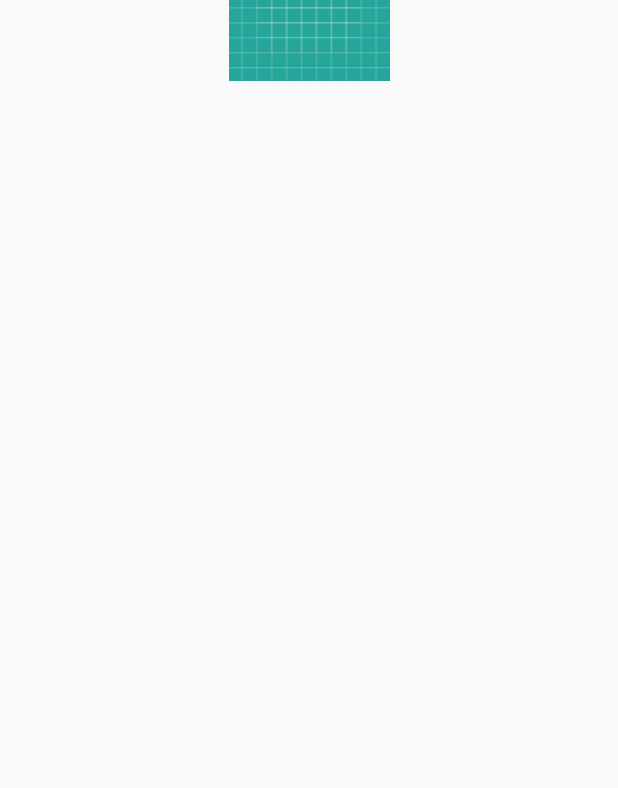
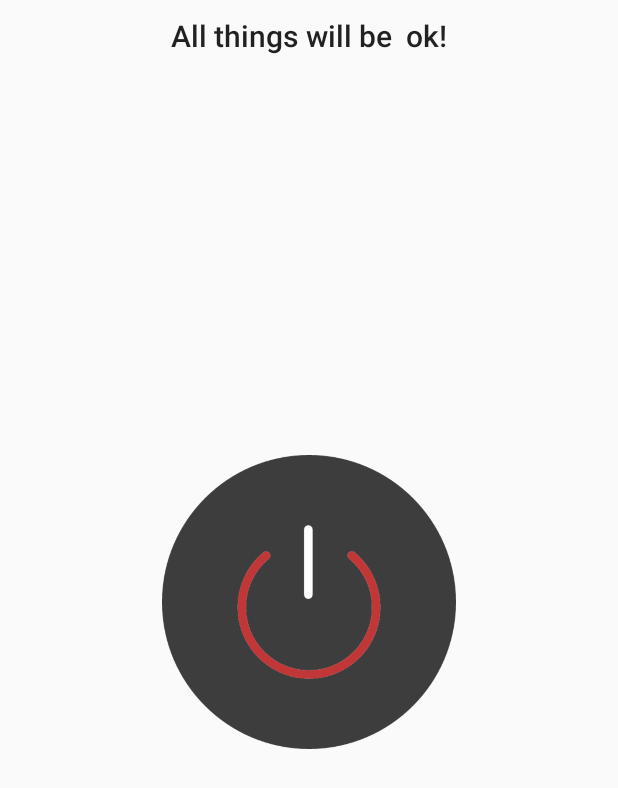
Before and after one commit to Sangxin2017/Cabinet, an Android app: the layout activity_main.xml on its own in the app's theme, with its tools: preview values and no code run, on a phone screen of 412 x 824 dp. Shown: the top 788 px of the screen. Run offline under Robolectric (Android 15) with nearby library versions, the phone set to English and light mode, and no system bars.

Commit message:
优化了界面

```diff
--- a/app/src/main/res/layout/activity_main.xml
+++ b/app/src/main/res/layout/activity_main.xml
@@ -1,25 +1,38 @@
 <?xml version="1.0" encoding="utf-8"?>
-<android.support.constraint.ConstraintLayout xmlns:android="http://schemas.android.com/apk/res/android"
+<LinearLayout
+    xmlns:android="http://schemas.android.com/apk/res/android"
     xmlns:app="http://schemas.android.com/apk/res-auto"
     xmlns:tools="http://schemas.android.com/tools"
     android:layout_width="match_parent"
     android:layout_height="match_parent"
+    android:orientation="vertical"
     tools:context=".MainActivity">
+
+
+    <TextView
+        android:id="@+id/app_main_text"
+        android:layout_marginTop="10dp"
+        android:text="All things will be  ok!"
+        android:gravity="center"
+        android:textAppearance="@style/TextAppearance.Widget.AppCompat.Toolbar.Title"
+        android:layout_width="match_parent"
+        android:layout_height="wrap_content" />
 
 
     <ImageView
         android:id="@+id/app_main_image"
         android:layout_width="wrap_content"
         android:layout_height="wrap_content"
+        android:padding="100dp"
         android:layout_marginBottom="8dp"
         android:layout_marginEnd="8dp"
         android:layout_marginStart="8dp"
         android:layout_marginTop="8dp"
-        android:src="@drawable/ic_launcher_background"
+        android:src="@drawable/app_main_switch"
         app:layout_constraintBottom_toBottomOf="parent"
         app:layout_constraintBottom_toTopOf="parent"
         app:layout_constraintEnd_toEndOf="parent"
         app:layout_constraintStart_toStartOf="parent"
         app:layout_constraintTop_toTopOf="parent" />
 
-</android.support.constraint.ConstraintLayout>
+</LinearLayout>
```
Also changed, not shown: app/src/main/java/com/jxaummd/cabinet/MainActivity.java (+43 -23 lines), app/src/main/res/drawable/app_main_switch.png (added).
